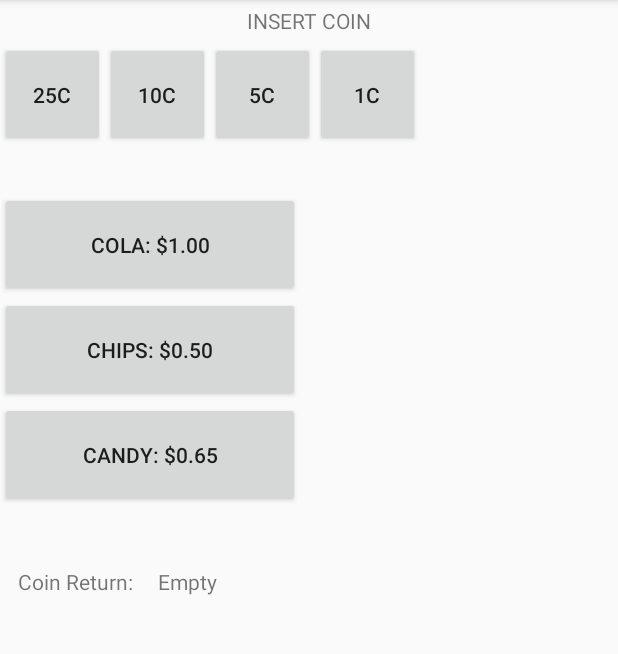
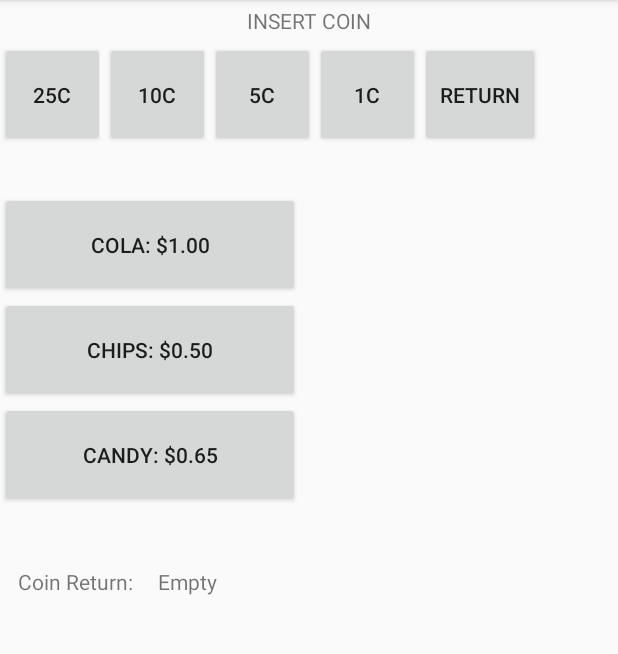
Before and after one commit to kyleengan/AndroidVendingMachine, an Android app: the screen it shows after launch (MainActivity), on a phone screen of 412 x 824 dp, the part 84-738 px from its top. Run offline under Robolectric (Android 15) with nearby library versions, the phone set to English and light mode, and no system bars.

Commit message:
PHASE 4.  Added Coin Return UI button with associated test.

```diff
--- a/app/src/main/res/layout/activity_main.xml
+++ b/app/src/main/res/layout/activity_main.xml
@@ -44,6 +44,14 @@
             android:layout_height="70dp"
             android:text="@string/penny"/>
 
+        <Button
+            android:id="@+id/coinReturnButton"
+            android:layout_width="80dp"
+            android:layout_height="70dp"
+            android:text="@string/return_coins" />
+
+
+
     </LinearLayout>
 
     <Button
--- a/app/src/main/res/values/strings.xml
+++ b/app/src/main/res/values/strings.xml
@@ -1,6 +1,7 @@
 <resources>
     <string name="app_name">MobileVendingMachine</string>
     <string name="insert_coin">INSERT COIN</string>
+    <string name="return_coins">Return</string>
     <string name="coin_return">Coin Return:</string>
     <string name="coin_return_empty">Empty</string>
     <string name="quarter">25C</string>
```
Also changed, not shown: 1 other file.
